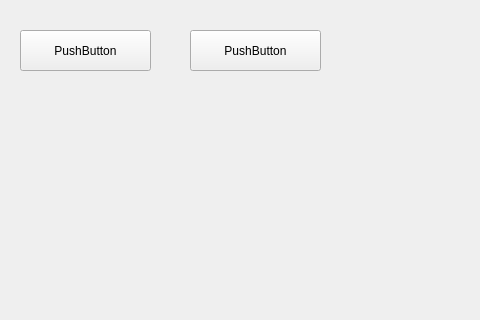
This is ui/main.ui in Wester35/desktop-app-mcc as Qt 5 draws it before an edit; both pictures show x 0 to 480 and y 0 to 320 of the 716 by 492 pixel window. The edited form follows.
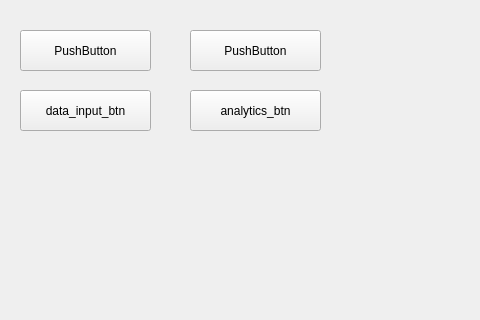
This is the edited form.

Commit message: окно ввода данных

```diff
--- a/ui/main.ui
+++ b/ui/main.ui
@@ -39,6 +39,32 @@
     <string>PushButton</string>
    </property>
   </widget>
+  <widget class="QPushButton" name="data_input_btn">
+   <property name="geometry">
+    <rect>
+     <x>20</x>
+     <y>90</y>
+     <width>131</width>
+     <height>41</height>
+    </rect>
+   </property>
+   <property name="text">
+    <string>data_input_btn</string>
+   </property>
+  </widget>
+  <widget class="QPushButton" name="analytics_btn">
+   <property name="geometry">
+    <rect>
+     <x>190</x>
+     <y>90</y>
+     <width>131</width>
+     <height>41</height>
+    </rect>
+   </property>
+   <property name="text">
+    <string>analytics_btn</string>
+   </property>
+  </widget>
  </widget>
  <resources/>
  <connections/>
```
The commit also changes 7 other files.
